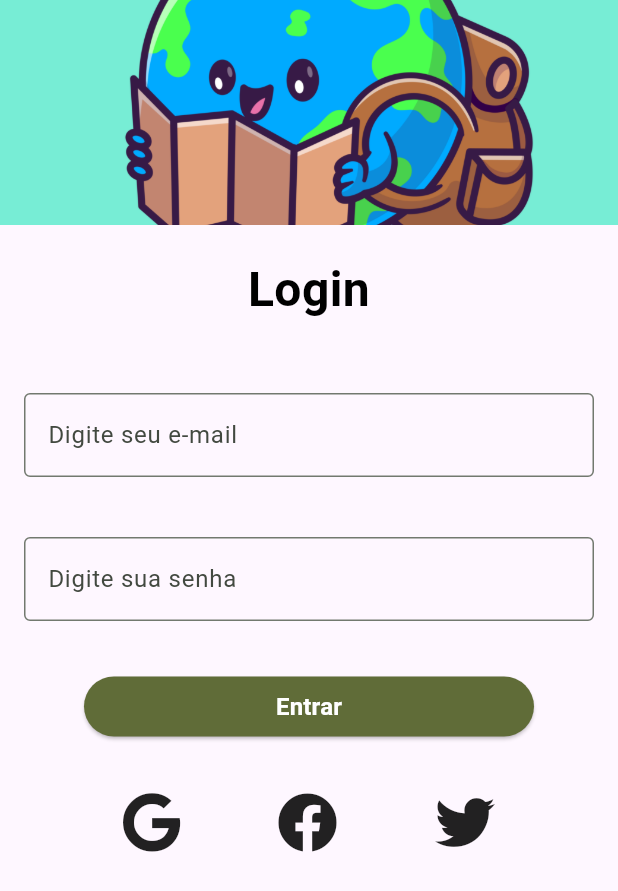
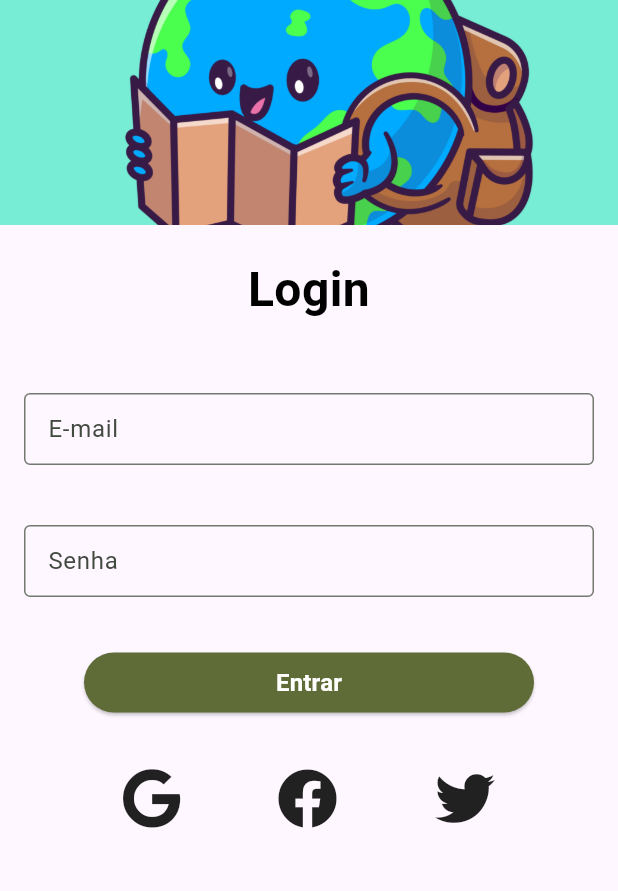
Before and after one commit to 0502j/Fatec-PI5, a Flutter app: the screen it shows after launch, after a tap on "Já tenho uma conta", on a phone screen of 412 x 824 dp. Shown: the top 891 px of the screen. Run offline on Flutter 3.47's test engine with Material 2 defaults, Android fonts, the phone set to English and light mode, and no system bars; our stand-ins replace font_awesome_flutter, image_picker, permission_handler; missing offline and left inert: flutter_material_pickers.

Commit message:
Refatorando controllers de login

```diff
--- a/pi5_flutter_application/lib/main.dart
+++ b/pi5_flutter_application/lib/main.dart
@@ -1,6 +1,7 @@
 import 'package:flutter/services.dart';
 import 'package:pi5_flutter_application/pages/indexPage.dart';
 import 'package:flutter/material.dart';
+import 'package:pi5_flutter_application/pages/loginPage.dart';
 
 void main() {
   SystemChrome.setEnabledSystemUIMode(SystemUiMode.manual, overlays: []);
--- a/pi5_flutter_application/lib/pages/loginPage.dart
+++ b/pi5_flutter_application/lib/pages/loginPage.dart
@@ -12,22 +12,20 @@ class loginPage extends StatefulWidget {
 
 class _loginPageState extends State<loginPage> {
   //Controllers de text field e-mail e senha
-  var _controller;
-  var _controllerPwd;
+
+  String _email = "";
+  String _password = "";
+  final _formKey = GlobalKey<FormState>();
 
   //Estado inicial
   @override
   void initState() {
     super.initState();
-    _controller = TextEditingController();
-    _controllerPwd = TextEditingController();
   }
 
   //Liberar recursos alocados
   @override
   void dispose() {
-    _controller.dispose();
-    _controllerPwd.dispose();
     super.dispose();
   }
 
@@ -65,24 +63,41 @@ class _loginPageState extends State<loginPage> {
                       ),
                     ),
                   ),
+                  Form(
+                      key: _formKey,
+                      child: Column(
+                        children: [
                           const SizedBox(height: 30),
                           Padding(
                             padding: const EdgeInsets.only(
-                        left: 16.0, right: 16.0, top: 16.0, bottom: 0.0),
-                    child: TextField(
+                                left: 16.0,
+                                right: 16.0,
+                                top: 16.0,
+                                bottom: 0.0),
+                            child: TextFormField(
+                              initialValue: _email,
                               inputFormatters: [
                                 LengthLimitingTextInputFormatter(
                                     100), //Máx 100 caracteres
                               ],
-                      controller: _controller,
                               decoration: const InputDecoration(
-                          labelText: "Digite seu e-mail",
-                          hintText: "seunome@email.com",
+                                  contentPadding:
+                                      EdgeInsets.fromLTRB(12, 6, 12, 6),
+                                  labelText: "E-mail",
+                                  hintText: "seuemail@email.com",
                                   border: OutlineInputBorder(
-                              borderSide:
-                                  BorderSide(color: Colors.black, width: 2.0))),
-                      onChanged: (value) {
-                        //To do
+                                      borderSide: BorderSide(
+                                          color: Colors.black, width: 2.0))),
+                              validator: (value) {
+                                if (value!.isEmpty) {
+                                  return "Informe seu e-mail";
+                                }
+                                return null;
+                              },
+                              onSaved: (value) {
+                                setState(() {
+                                  _email = value!;
+                                });
                               },
                             ),
                           ),
@@ -90,18 +105,30 @@ class _loginPageState extends State<loginPage> {
                           Padding(
                             padding: const EdgeInsets.only(
                                 left: 16.0, right: 16.0, top: 0, bottom: 8.0),
-                    child: TextField(
-                      inputFormatters: [LengthLimitingTextInputFormatter(50)],
-                      controller: _controllerPwd,
+                            child: TextFormField(
+                              initialValue: _password,
+                              inputFormatters: [
+                                LengthLimitingTextInputFormatter(50)
+                              ],
+                              obscureText: true,
                               decoration: const InputDecoration(
-                          labelText: "Digite sua senha",
+                                  contentPadding:
+                                      EdgeInsets.fromLTRB(12, 6, 12, 6),
+                                  labelText: "Senha",
                                   hintText: "*******",
                                   border: OutlineInputBorder(
-                              borderSide:
-                                  BorderSide(color: Colors.black, width: 2.0))),
-                      obscureText: true,
-                      onChanged: (value) {
-                        //To do
+                                      borderSide: BorderSide(
+                                          color: Colors.black, width: 2.0))),
+                              validator: (value) {
+                                if (value!.isEmpty) {
+                                  return "Informe sua senha";
+                                }
+                                return null;
+                              },
+                              onSaved: (value) {
+                                setState(() {
+                                  _email = value!;
+                                });
                               },
                             ),
                           ),
@@ -111,10 +138,14 @@ class _loginPageState extends State<loginPage> {
                               width: 300,
                               child: ElevatedButton(
                                 onPressed: () {
+                                  if (_formKey.currentState!.validate()) {
+                                    _formKey.currentState!.save();
                                     Navigator.push(
                                         context,
                                         MaterialPageRoute(
-                                  builder: (context) => const dashboardPage()));
+                                            builder: (context) =>
+                                                const dashboardPage()));
+                                  }
                                 },
                                 style: ElevatedButton.styleFrom(
                                   primary: const Color(0xff606c38),
@@ -153,7 +184,8 @@ class _loginPageState extends State<loginPage> {
                                   },
                                   child: IconButton(
                                     onPressed: () {},
-                            icon: const FaIcon(FontAwesomeIcons.facebook,
+                                    icon: const FaIcon(
+                                        FontAwesomeIcons.facebook,
                                         color: Colors.black87),
                                     iconSize: 40,
                                   ),
@@ -173,6 +205,8 @@ class _loginPageState extends State<loginPage> {
                             ),
                           )
                         ],
+                      ))
+                ],
               ),
             )));
   }
```
Lines whose indentation alone changed are shown as unchanged.
